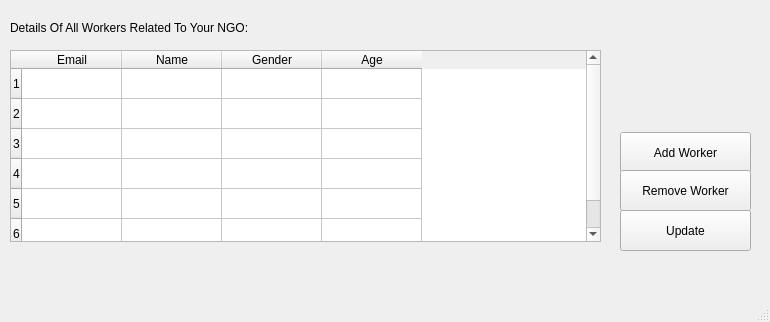
Before: the Qt Designer form Screens/WorkerPage.ui in msaadg/NGOConnect, drawn with Qt 5.
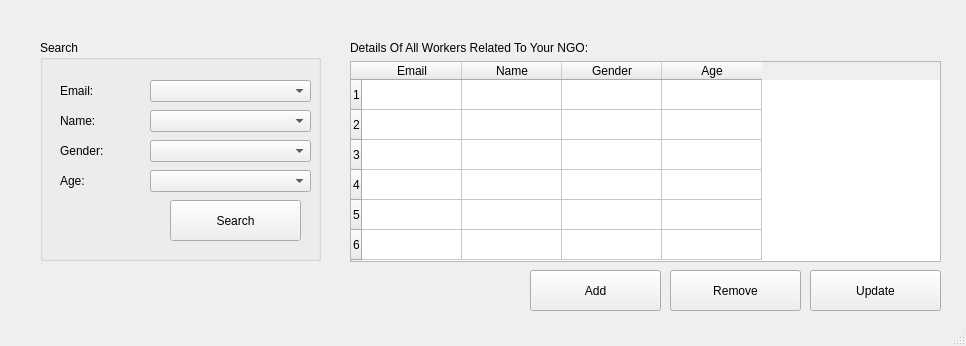
After: the same form once the commit is applied.

Commit message: added cancellation buttons and worker search functionality

The edit to the form file:
```diff
--- a/Screens/WorkerPage.ui
+++ b/Screens/WorkerPage.ui
@@ -6,8 +6,8 @@
    <rect>
     <x>0</x>
     <y>0</y>
-    <width>770</width>
-    <height>322</height>
+    <width>966</width>
+    <height>346</height>
    </rect>
   </property>
   <property name="windowTitle">
@@ -17,10 +17,10 @@
    <widget class="QTableWidget" name="workerDetails">
     <property name="geometry">
      <rect>
-      <x>10</x>
-      <y>50</y>
+      <x>350</x>
+      <y>61</y>
       <width>591</width>
-      <height>192</height>
+      <height>201</height>
      </rect>
     </property>
     <property name="rowCount">
@@ -56,34 +56,34 @@
    <widget class="QPushButton" name="addWorkerBtn">
     <property name="geometry">
      <rect>
-      <x>620</x>
-      <y>132</y>
+      <x>530</x>
+      <y>270</y>
       <width>131</width>
       <height>41</height>
      </rect>
     </property>
     <property name="text">
-     <string>Add Worker</string>
+     <string>Add</string>
     </property>
    </widget>
    <widget class="QPushButton" name="removeWorkerBtn">
     <property name="geometry">
      <rect>
-      <x>620</x>
-      <y>170</y>
+      <x>670</x>
+      <y>270</y>
       <width>131</width>
       <height>41</height>
      </rect>
     </property>
     <property name="text">
-     <string>Remove Worker</string>
+     <string>Remove</string>
     </property>
    </widget>
    <widget class="QPushButton" name="updateWorkerBtn">
     <property name="geometry">
      <rect>
-      <x>620</x>
-      <y>210</y>
+      <x>810</x>
+      <y>270</y>
       <width>131</width>
       <height>41</height>
      </rect>
@@ -95,8 +95,8 @@
    <widget class="QLabel" name="label">
     <property name="geometry">
      <rect>
-      <x>10</x>
-      <y>20</y>
+      <x>350</x>
+      <y>40</y>
       <width>281</width>
       <height>16</height>
      </rect>
@@ -105,6 +105,194 @@
      <string>Details Of All Workers Related To Your NGO:</string>
     </property>
    </widget>
+   <widget class="QGroupBox" name="groupBox_3">
+    <property name="geometry">
+     <rect>
+      <x>40</x>
+      <y>40</y>
+      <width>281</width>
+      <height>221</height>
+     </rect>
+    </property>
+    <property name="title">
+     <string>Search</string>
+    </property>
+    <widget class="QLabel" name="label_5">
+     <property name="geometry">
+      <rect>
+       <x>20</x>
+       <y>20</y>
+       <width>51</width>
+       <height>21</height>
+      </rect>
+     </property>
+     <property name="font">
+      <font>
+       <pointsize>9</pointsize>
+       <weight>50</weight>
+       <bold>false</bold>
+      </font>
+     </property>
+     <property name="text">
+      <string/>
+     </property>
+    </widget>
+    <widget class="QComboBox" name="emailCombobox">
+     <property name="geometry">
+      <rect>
+       <x>110</x>
+       <y>40</y>
+       <width>161</width>
+       <height>22</height>
+      </rect>
+     </property>
+     <item>
+      <property name="text">
+       <string/>
+      </property>
+     </item>
+    </widget>
+    <widget class="QComboBox" name="nameCombobox">
+     <property name="geometry">
+      <rect>
+       <x>110</x>
+       <y>70</y>
+       <width>161</width>
+       <height>22</height>
+      </rect>
+     </property>
+     <item>
+      <property name="text">
+       <string/>
+      </property>
+     </item>
+    </widget>
+    <widget class="QComboBox" name="genderCombobox">
+     <property name="geometry">
+      <rect>
+       <x>110</x>
+       <y>100</y>
+       <width>161</width>
+       <height>22</height>
+      </rect>
+     </property>
+     <item>
+      <property name="text">
+       <string/>
+      </property>
+     </item>
+     <item>
+      <property name="text">
+       <string>Male</string>
+      </property>
+     </item>
+     <item>
+      <property name="text">
+       <string>Female</string>
+      </property>
+     </item>
+    </widget>
+    <widget class="QComboBox" name="ageCombobox">
+     <property name="geometry">
+      <rect>
+       <x>110</x>
+       <y>130</y>
+       <width>161</width>
+       <height>22</height>
+      </rect>
+     </property>
+     <item>
+      <property name="text">
+       <string/>
+      </property>
+     </item>
+     <item>
+      <property name="text">
+       <string>&lt; 20</string>
+      </property>
+     </item>
+     <item>
+      <property name="text">
+       <string>&lt; 30</string>
+      </property>
+     </item>
+     <item>
+      <property name="text">
+       <string>&lt; 40</string>
+      </property>
+     </item>
+     <item>
+      <property name="text">
+       <string>&lt; 50</string>
+      </property>
+     </item>
+    </widget>
+    <widget class="QPushButton" name="searchWorkerBtn">
+     <property name="geometry">
+      <rect>
+       <x>130</x>
+       <y>160</y>
+       <width>131</width>
+       <height>41</height>
+      </rect>
+     </property>
+     <property name="text">
+      <string>Search</string>
+     </property>
+    </widget>
+    <widget class="QLabel" name="label_4">
+     <property name="geometry">
+      <rect>
+       <x>20</x>
+       <y>40</y>
+       <width>47</width>
+       <height>21</height>
+      </rect>
+     </property>
+     <property name="text">
+      <string>Email:</string>
+     </property>
+    </widget>
+    <widget class="QLabel" name="label_6">
+     <property name="geometry">
+      <rect>
+       <x>20</x>
+       <y>70</y>
+       <width>47</width>
+       <height>21</height>
+      </rect>
+     </property>
+     <property name="text">
+      <string>Name:</string>
+     </property>
+    </widget>
+    <widget class="QLabel" name="label_7">
+     <property name="geometry">
+      <rect>
+       <x>20</x>
+       <y>100</y>
+       <width>51</width>
+       <height>21</height>
+      </rect>
+     </property>
+     <property name="text">
+      <string>Gender:</string>
+     </property>
+    </widget>
+    <widget class="QLabel" name="label_8">
+     <property name="geometry">
+      <rect>
+       <x>20</x>
+       <y>130</y>
+       <width>47</width>
+       <height>21</height>
+      </rect>
+     </property>
+     <property name="text">
+      <string>Age:</string>
+     </property>
+    </widget>
+   </widget>
   </widget>
   <widget class="QStatusBar" name="statusbar"/>
  </widget>
```
The commit also changes 27 other files.
